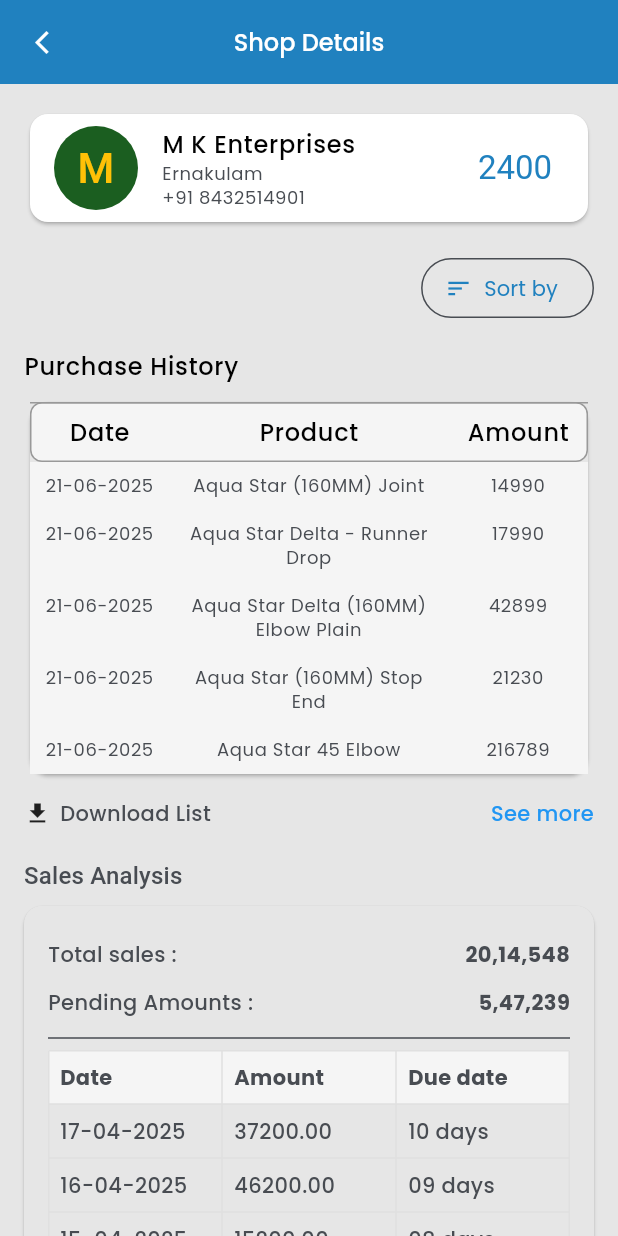
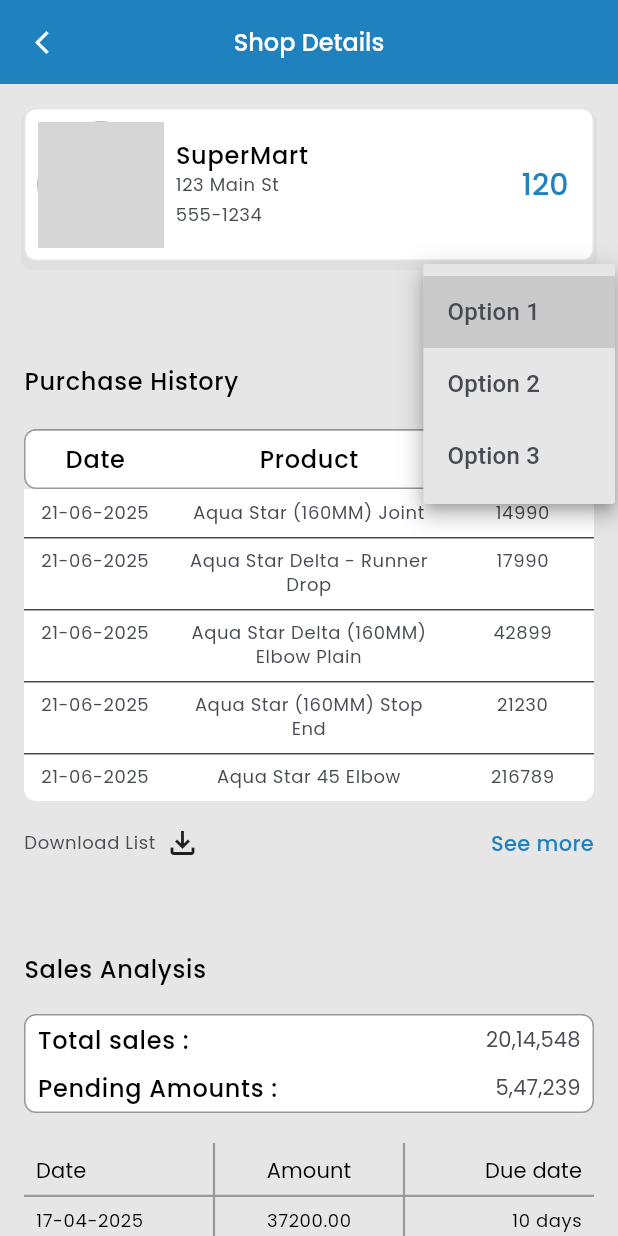
Before and after one commit to smokinthunder/sales_manager, a Flutter app: the ShopDetailScreen screen opened by its route, after a tap on "Sort by", on a phone screen of 412 x 824 dp. Run offline on Flutter 3.47's test engine with Material 3 defaults, Android fonts, the phone set to English and light mode, and no system bars; our stand-ins replace another_flushbar, flutter_riverpod, go_router, google_fonts, riverpod_annotation; accounts and stored records are empty; generated files the repository leaves out were written again; network calls fail; grey boxes are pictures that could not be loaded.

Commit message:
shop details done

```diff
--- a/frontend/lib/ui/executive/shop_details.dart
+++ b/frontend/lib/ui/executive/shop_details.dart
@@ -1,8 +1,20 @@
+import 'package:flutter/cupertino.dart';
 import 'package:flutter/material.dart';
 import 'package:go_router/go_router.dart';
+import 'package:sales_manager/domain/models/shops/shop.dart';
+import 'package:sales_manager/ui/executive/top_customers.dart';
 
-class ShopDetailScreen extends StatelessWidget {
+class ShopDetailScreen extends StatefulWidget {
   const ShopDetailScreen({super.key});
+
+  @override
+  State<ShopDetailScreen> createState() => _ShopDetailScreenState();
+}
+
+class _ShopDetailScreenState extends State<ShopDetailScreen> {
+  String? selectedValue;
+
+  final List<String> options = ["Option 1", "Option 2", "Option 3"];
 
   @override
   Widget build(BuildContext context) {
@@ -28,114 +40,176 @@
           crossAxisAlignment: CrossAxisAlignment.start,
           children: [
             /// Shop Card
-            Card(
-              color: colorScheme.onPrimary,
-              shape: RoundedRectangleBorder(
-                borderRadius: BorderRadius.circular(12),
-              ),
-              child: ListTile(
-                leading: CircleAvatar(
-                  radius: 28,
-                  backgroundColor: Colors.green.shade900,
-                  child: const Text(
-                    "M",
-                    style: TextStyle(fontSize: 28, color: Colors.amber),
-                  ),
-                ),
-                title: Text("M K Enterprises", style: textTheme.bodyLarge),
-                subtitle: Text(
-                  "Ernakulam\n+91 8432514901",
-                  style: textTheme.bodySmall,
-                ),
-                trailing: Text(
-                  "2400",
-                  style: theme.textTheme.titleLarge?.copyWith(
-                    color: colorScheme.primary,
-                  ),
-                ),
-              ),
-            ),
+            ShopCard(shop: testShops[0], isDisplay: true),
             const SizedBox(height: 16),
 
             /// Sort Dropdown
-            Row(
-              mainAxisAlignment: MainAxisAlignment.end,
-              children: [
-                OutlinedButton.icon(
-                  onPressed: () {},
-                  icon: const Icon(Icons.sort),
-                  label: const Text("Sort by"),
+            Align(
+              alignment: Alignment.centerRight,
+              child: Container(
+                padding: EdgeInsets.symmetric(vertical: 4, horizontal: 8),
+                decoration: BoxDecoration(
+                  color: colorScheme.onPrimary,
+                  borderRadius: BorderRadius.circular(8),
+                  border: Border.all(width: 2, color: colorScheme.tertiary),
                 ),
-              ],
+                child: DropdownButton<String>(
+                  isDense: true,
+                  underline: SizedBox.shrink(),
+                  value: selectedValue,
+                  hint: Text(
+                    "Sort by",
+                    style: textTheme.bodyLarge?.copyWith(
+                      color: colorScheme.tertiary,
+                    ),
+                  ),
+                  icon: Padding(
+                    padding: const EdgeInsets.only(left: 8.0),
+                    child: Icon(
+                      CupertinoIcons.chevron_down,
+                      size: 18,
+                      color: colorScheme.tertiary,
+                    ),
+                  ),
+                  items: options.map((String value) {
+                    return DropdownMenuItem<String>(
+                      value: value,
+                      child: Text(value),
+                    );
+                  }).toList(),
+                  onChanged: (String? newValue) {
+                    setState(() {
+                      selectedValue = newValue!;
+                      //TODO
+                    });
+                  },
+                ),
+              ),
             ),
 
             const SizedBox(height: 16),
 
             /// Purchase History
             Text("Purchase History", style: textTheme.bodyLarge),
-            const SizedBox(height: 8),
+            const SizedBox(height: 20),
 
             HistroyTable(),
 
-            const SizedBox(height: 12),
+            const SizedBox(height: 16),
             Row(
               mainAxisAlignment: MainAxisAlignment.spaceBetween,
-              children: const [
+              children: [
                 Row(
                   children: [
-                    Icon(Icons.download, size: 18),
+                    Text("Download List", style: textTheme.bodySmall),
                     SizedBox(width: 6),
-                    Text("Download List"),
+                    Icon(Icons.file_download_outlined, size: 24),
                   ],
                 ),
-                Text("See more", style: TextStyle(color: Colors.blue)),
+                Text(
+                  "See more",
+                  style: textTheme.bodyMedium?.copyWith(
+                    color: colorScheme.primary,
+                  ),
+                ),
               ],
             ),
 
-            const SizedBox(height: 20),
+            const SizedBox(height: 60),
 
             /// Sales Analysis
-            Text("Sales Analysis", style: theme.textTheme.titleMedium),
-            const SizedBox(height: 8),
-            Card(
-              margin: EdgeInsets.zero,
-              child: Padding(
-                padding: const EdgeInsets.all(16),
+            Text("Sales Analysis", style: theme.textTheme.bodyLarge),
+            const SizedBox(height: 18),
+            Container(
+              padding: EdgeInsets.symmetric(horizontal: 8),
+              decoration: BoxDecoration(
+                color: colorScheme.onPrimary,
+                border: Border.all(width: 1, color: colorScheme.tertiary),
+                borderRadius: BorderRadius.circular(8),
+              ),
               child: Column(
                 children: [
-                    _buildKeyValue("Total sales :", "20,14,548"),
-                    _buildKeyValue("Pending Amounts :", "5,47,239"),
-                    const Divider(),
-                    _buildOutstandingTable(),
+                  ConsolidatedValueRow(
+                    title: "Total sales :",
+                    value: "20,14,548",
+                  ),
+                  ConsolidatedValueRow(
+                    title: "Pending Amounts :",
+                    value: "5,47,239",
+                  ),
                 ],
-                ),
               ),
             ),
 
             const SizedBox(height: 20),
+            OutStandingTable(),
+
+            const SizedBox(height: 40),
 
             /// Add shop location
-            Text("Add shop location", style: theme.textTheme.titleMedium),
-            const SizedBox(height: 8),
-            TextFormField(
-              readOnly: true,
-              initialValue: "21-10-2025 | 10:45PM",
-              decoration: const InputDecoration(
-                labelText: "Last visit",
-                border: OutlineInputBorder(),
+            Text("Add shop location", style: theme.textTheme.bodyLarge),
+            const SizedBox(height: 12),
+            Container(
+              padding: EdgeInsets.symmetric(vertical: 8, horizontal: 16),
+              decoration: BoxDecoration(
+                color: colorScheme.onPrimary,
+                border: Border.all(color: colorScheme.tertiary, width: 1),
+                borderRadius: BorderRadius.circular(16),
+              ),
+              child: Row(
+                children: [
+                  Text("Last visit", style: textTheme.bodyLarge),
+                  Spacer(),
+                  Text("21-10-2025 | 10:45PM", style: textTheme.labelLarge),
+                ],
               ),
             ),
+
             const SizedBox(height: 12),
-            OutlinedButton.icon(
-              onPressed: () {},
-              icon: const Icon(Icons.location_on_outlined),
-              label: const Text("Add location"),
+
+            Text(
+              'Upload photo & location',
+              style: textTheme.bodySmall?.copyWith(
+                color: colorScheme.onSecondary,
               ),
+            ),
+
+            Padding(
+              padding: const EdgeInsets.symmetric(vertical: 4.0),
+              child: Text(
+                'Upload timestamped photos displaying both the date and time',
+                style: textTheme.bodySmall,
+              ),
+            ),
+            Container(
+              padding: EdgeInsets.all(8),
+              decoration: BoxDecoration(
+                border: Border.all(color: colorScheme.tertiary, width: 1),
+                borderRadius: BorderRadius.circular(8),
+              ),
+              child: Row(
+                children: [
+                  Text("Add location", style: textTheme.bodyMedium),
+                  Spacer(),
+                  Icon(Icons.my_location_outlined, color: colorScheme.tertiary),
+                ],
+              ),
+            ),
+
             const SizedBox(height: 12),
-            OutlinedButton.icon(
-              onPressed: () {},
-              icon: const Icon(Icons.camera_alt_outlined),
-              label: const Text("Add photo"),
+            Container(
+              padding: EdgeInsets.all(8),
+              decoration: BoxDecoration(
+                border: Border.all(color: colorScheme.tertiary, width: 1),
+                borderRadius: BorderRadius.circular(8),
+              ),
+              child: Row(
+                children: [
+                  Text("Add photo", style: textTheme.bodyMedium),
+                  Spacer(),
+                  Icon(Icons.camera_alt_outlined, color: colorScheme.tertiary),
+                ],
+              ),
             ),
 
             const SizedBox(height: 20),
@@ -143,25 +217,25 @@
             /// Reason for not placing order
             Text(
               "Reason for not placing order",
-              style: theme.textTheme.titleMedium,
+              style: theme.textTheme.bodyLarge?.copyWith(
+                fontWeight: FontWeight.w400,
+              ),
             ),
             const SizedBox(height: 8),
             TextField(
-              maxLines: 4,
+              maxLines: 5,
               decoration: const InputDecoration(
                 hintText:
                     "Please provide the reason why this store does not sell the product.",
-                border: OutlineInputBorder(),
               ),
             ),
             const SizedBox(height: 16),
             SizedBox(
               width: double.infinity,
               child: ElevatedButton(
-                onPressed: () {},
-                style: ElevatedButton.styleFrom(
-                  padding: const EdgeInsets.symmetric(vertical: 14),
-                ),
+                onPressed: () {
+                  //TODO: implement
+                },
                 child: const Text("Send"),
               ),
             ),
@@ -170,21 +244,15 @@
       ),
     );
   }
-
-  Widget _buildKeyValue(String key, String value) {
-    return Padding(
-      padding: const EdgeInsets.symmetric(vertical: 6),
-      child: Row(
-        mainAxisAlignment: MainAxisAlignment.spaceBetween,
-        children: [
-          Text(key),
-          Text(value, style: const TextStyle(fontWeight: FontWeight.bold)),
-        ],
-      ),
-    );
 }
 
-  Widget _buildOutstandingTable() {
+class OutStandingTable extends StatelessWidget {
+  const OutStandingTable({super.key});
+
+  @override
+  Widget build(BuildContext context) {
+    final colorScheme = Theme.of(context).colorScheme;
+    final textTheme = Theme.of(context).textTheme;
     final rows = [
       ["17-04-2025", "37200.00", "10 days"],
       ["16-04-2025", "46200.00", "09 days"],
@@ -192,35 +260,52 @@
       ["14-04-2025", "24200.00", "09 days"],
     ];
     return Table(
-      border: TableBorder.all(color: Colors.grey.shade300),
+      border: TableBorder(
+        verticalInside: BorderSide(color: colorScheme.tertiary, width: 1.5),
+      ),
       columnWidths: const {
         0: FlexColumnWidth(2),
         1: FlexColumnWidth(2),
         2: FlexColumnWidth(2),
       },
       children: [
-        const TableRow(
-          decoration: BoxDecoration(color: Color(0xFFF5F5F5)),
+        TableRow(
+          decoration: BoxDecoration(
+            border: Border(
+              bottom: BorderSide(color: colorScheme.tertiary, width: 1.5),
+            ),
+          ),
           children: [
             Padding(
               padding: EdgeInsets.all(8),
               child: Text(
                 "Date",
-                style: TextStyle(fontWeight: FontWeight.bold),
+                style: textTheme.labelLarge?.copyWith(
+                  color: colorScheme.onSecondary,
                 ),
               ),
-            Padding(
+            ),
+            Center(
+              child: Padding(
                 padding: EdgeInsets.all(8),
                 child: Text(
                   "Amount",
-                style: TextStyle(fontWeight: FontWeight.bold),
+                  style: textTheme.labelLarge?.copyWith(
+                    color: colorScheme.onSecondary,
                   ),
                 ),
-            Padding(
+              ),
+            ),
+            Align(
+              alignment: Alignment.centerRight,
+              child: Padding(
                 padding: EdgeInsets.all(8),
                 child: Text(
                   "Due date",
-                style: TextStyle(fontWeight: FontWeight.bold),
+                  style: textTheme.labelLarge?.copyWith(
+                    color: colorScheme.onSecondary,
+                  ),
+                ),
               ),
             ),
           ],
@@ -228,12 +313,71 @@
         for (var r in rows)
           TableRow(
             children: [
-              Padding(padding: const EdgeInsets.all(8), child: Text(r[0])),
-              Padding(padding: const EdgeInsets.all(8), child: Text(r[1])),
-              Padding(padding: const EdgeInsets.all(8), child: Text(r[2])),
+              Padding(
+                padding: const EdgeInsets.all(8),
+                child: Text(
+                  r[0],
+                  style: textTheme.bodySmall?.copyWith(
+                    color: colorScheme.onSecondary,
+                  ),
+                ),
+              ),
+              Center(
+                child: Padding(
+                  padding: const EdgeInsets.all(8),
+                  child: Text(
+                    r[1],
+                    style: textTheme.bodySmall?.copyWith(
+                      color: colorScheme.onSecondary,
+                    ),
+                  ),
+                ),
+              ),
+              Align(
+                alignment: Alignment.centerRight,
+                child: Padding(
+                  padding: const EdgeInsets.all(8),
+                  child: Text(
+                    r[2],
+                    style: textTheme.bodySmall?.copyWith(
+                      color: colorScheme.onSecondary,
+                    ),
+                  ),
+                ),
+              ),
             ],
           ),
       ],
+    );
+  }
+}
+
+class ConsolidatedValueRow extends StatelessWidget {
+  const ConsolidatedValueRow({
+    super.key,
+    required this.title,
+    required this.value,
+  });
+
+  final String title;
+  final String value;
+
+  @override
+  Widget build(BuildContext context) {
+    final textTheme = Theme.of(context).textTheme;
+    final colorScheme = Theme.of(context).colorScheme;
+    return Padding(
+      padding: const EdgeInsets.symmetric(vertical: 4),
+      child: Row(
+        mainAxisAlignment: MainAxisAlignment.spaceBetween,
+        children: [
+          Text(title, style: textTheme.bodyLarge),
+          Text(
+            value,
+            style: textTheme.labelLarge?.copyWith(color: colorScheme.onSurface),
+          ),
+        ],
+      ),
     );
   }
 }
@@ -252,10 +396,12 @@
       ["21-06-2025", "Aqua Star (160MM) Stop End", "21230"],
       ["21-06-2025", "Aqua Star 45 Elbow", "216789"],
     ];
-    return Card(
+    return ClipRRect(
+      borderRadius: BorderRadiusGeometry.circular(8),
       child: Table(
         border: TableBorder(
           top: BorderSide(color: colorScheme.tertiary, width: 1),
+          borderRadius: BorderRadius.circular(8),
         ),
         // border: TableBorder.all(color: Colors.grey.shade300),
         columnWidths: const {
@@ -266,7 +412,7 @@
         children: [
           TableRow(
             decoration: BoxDecoration(
-              color: Color(0xFFF5F5F5),
+              color: colorScheme.onPrimary,
               border: BoxBorder.all(color: colorScheme.tertiary, width: 1),
               borderRadius: BorderRadius.circular(8),
             ),
@@ -293,7 +439,12 @@
           ),
           for (var r in rows)
             TableRow(
-              decoration: BoxDecoration(color: Color(0xFFF5F5F5)),
+              decoration: BoxDecoration(
+                color: colorScheme.onPrimary,
+                border: (r != rows[0])
+                    ? Border(top: BorderSide(color: colorScheme.onSurface))
+                    : null,
+              ),
               children: [
                 Center(
                   child: Padding(
--- a/frontend/lib/ui/executive/top_customers.dart
+++ b/frontend/lib/ui/executive/top_customers.dart
@@ -95,7 +95,7 @@
                 itemBuilder: (context, index) => InkWell(
                   onTap: () {
                     // TODO: implement navigation
-                    context.go(AppRoutes.executiveShopDetails);
+                    context.push(AppRoutes.executiveShopDetails);
                   },
                   child: ShopCard(shop: pageItems[index]),
                 ),
@@ -142,7 +142,8 @@
 
 class ShopCard extends StatelessWidget {
   final Shop shop;
-  const ShopCard({super.key, required this.shop});
+  final bool isDisplay;
+  const ShopCard({super.key, required this.shop, this.isDisplay = false});
 
   @override
   Widget build(BuildContext context) {
@@ -150,8 +151,18 @@
     final colorScheme = Theme.of(context).colorScheme;
     return Container(
       decoration: BoxDecoration(
-        border: Border.all(color: Colors.grey.shade300),
+        border: Border.all(color: colorScheme.surface),
         borderRadius: BorderRadius.circular(8),
+        color: isDisplay ? colorScheme.onPrimary : null,
+        boxShadow: isDisplay
+            ? [
+                BoxShadow(
+                  offset: Offset(0, 4),
+                  spreadRadius: 2,
+                  color: colorScheme.onSurface.withAlpha(12),
+                ),
+              ]
+            : null,
       ),
       child: Row(
         crossAxisAlignment: CrossAxisAlignment.center,
@@ -159,8 +170,9 @@
           Padding(
             padding: const EdgeInsets.all(8.0),
             child: CircleAvatar(
-              radius: 32,
+              radius: isDisplay ? 42 : 32,
               backgroundImage: NetworkImage(shop.logoUrl),
+
               //TODO: Clean up above line
             ),
           ),
@@ -181,7 +193,9 @@
             padding: const EdgeInsets.all(16.0),
             child: Text(
               shop.points.toString(),
-              style: textTheme.bodyLarge?.copyWith(color: colorScheme.primary),
+              style:
+                  (isDisplay ? textTheme.headlineMedium : textTheme.bodyLarge)
+                      ?.copyWith(color: colorScheme.primary),
             ),
           ),
         ],
```
Lines whose indentation alone changed are shown as unchanged.
